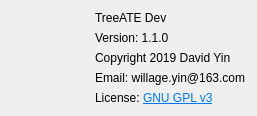
First picture: the form in Src/TreeATEDev/aboutdlg.ui, repository WilliamYinwei/TreeATE, before the edit.
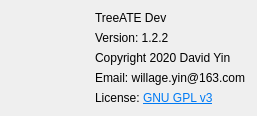
Second picture: the form after the edit. Icons and pictures are not drawn.

What changed in the file:
```diff
--- a/Src/TreeATEDev/aboutdlg.ui
+++ b/Src/TreeATEDev/aboutdlg.ui
@@ -6,8 +6,8 @@
    <rect>
     <x>0</x>
     <y>0</y>
-    <width>264</width>
-    <height>104</height>
+    <width>323</width>
+    <height>140</height>
    </rect>
   </property>
   <property name="windowTitle">
@@ -59,14 +59,14 @@
        <item>
         <widget class="QLabel" name="label_3">
          <property name="text">
-          <string>Version: 1.1.0 </string>
+          <string>Version: 1.2.2</string>
          </property>
         </widget>
        </item>
        <item>
         <widget class="QLabel" name="label_4">
          <property name="text">
-          <string>Copyright 2019 David Yin</string>
+          <string>Copyright 2020 David Yin</string>
          </property>
         </widget>
        </item>
```
